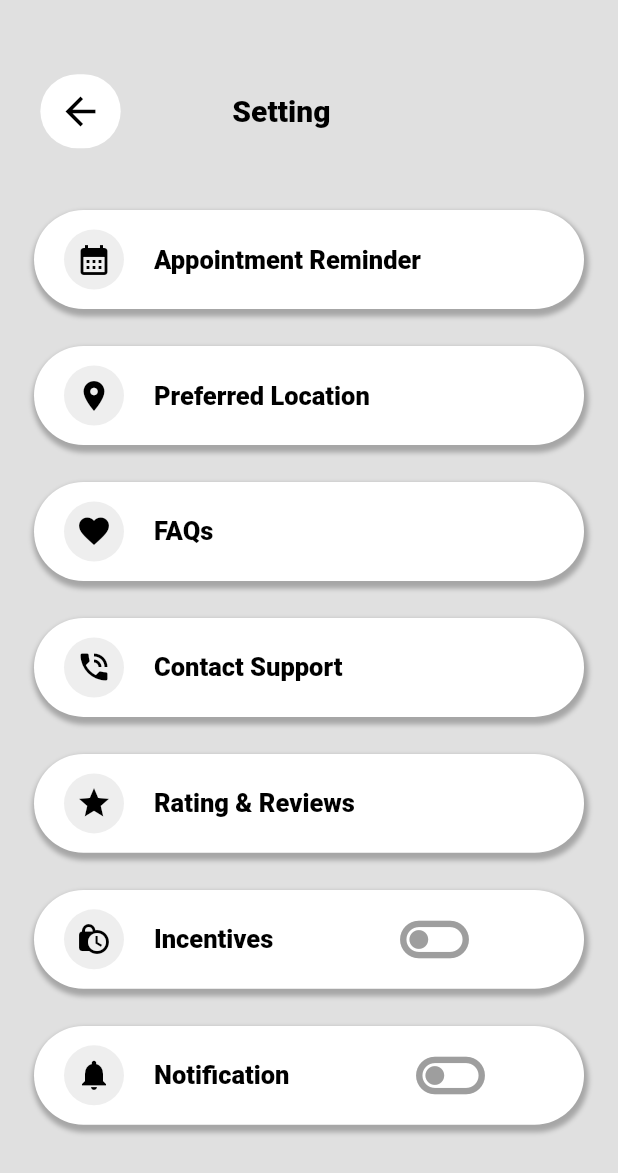
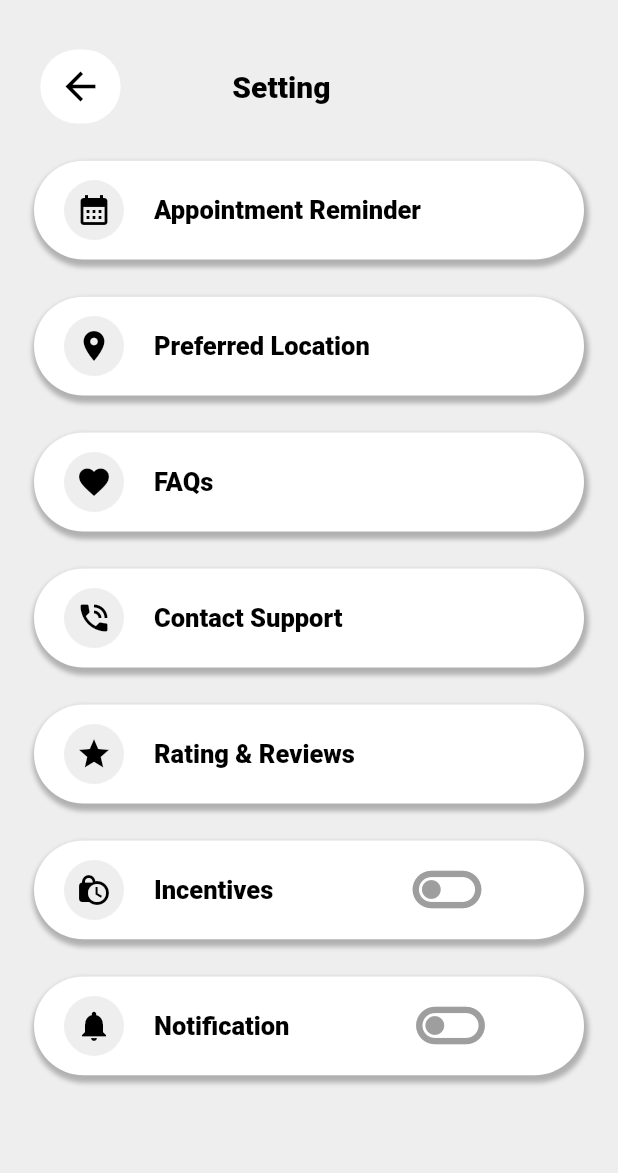
Before and after one commit to Divyanshu050303/carselling, a Flutter app: the screen it shows after launch, on a phone screen of 412 x 824 dp. Shown: the top 1173 px of the screen. Run offline on Flutter 3.47's test engine with Material 3 defaults, Android fonts, the phone set to English and light mode, and no system bars; our stand-ins replace carousel_slider; missing offline and left inert: dart:ffi; Roboto replaces fonts that are missing (Boboto).

Commit message:
adjust the space between the widget

```diff
--- a/lib/feature/setting/screen/setting.dart
+++ b/lib/feature/setting/screen/setting.dart
@@ -12,12 +12,13 @@ class Setting extends StatelessWidget {
     return Container(
       width: double.infinity,
       height: double.infinity,
-      color: Colors.grey.shade300,
+      color: Colors.grey.shade200,
+      child: SingleChildScrollView(
         child: Column(
           children: [
-          SizedBox(height: mediaQueryData.size.height*0.06,),
+            SizedBox(height: mediaQueryData.size.height*0.04,),
             const AppBars(),
-          SizedBox(height: mediaQueryData.size.height*0.05,),
+            SizedBox(height: mediaQueryData.size.height*0.03,),
             const SettingCard(iconData: Icons.calendar_month,title: "Appointment Reminder",),
             SizedBox(height: mediaQueryData.size.height*0.03,),
             const SettingCard(iconData: Icons.location_on,title: "Preferred Location",),
@@ -28,13 +29,14 @@ class Setting extends StatelessWidget {
             SizedBox(height: mediaQueryData.size.height*0.03,),
             const SettingCard(iconData: Icons.star,title: "Rating & Reviews",),
             SizedBox(height: mediaQueryData.size.height*0.03,),
-          const CardWithButton(iconData: Icons.lock_clock,title: "Incentives",),
+            const CardWithButton(iconData: Icons.lock_clock,title: "Incentives  ",),
             SizedBox(height: mediaQueryData.size.height*0.03,),
             const CardWithButton(iconData: Icons.notifications,title: "Notification",),
 
 
           ],
         ),
-    );;
+      ),
+    );
   }
 }
```
Lines whose indentation alone changed are shown as unchanged.
